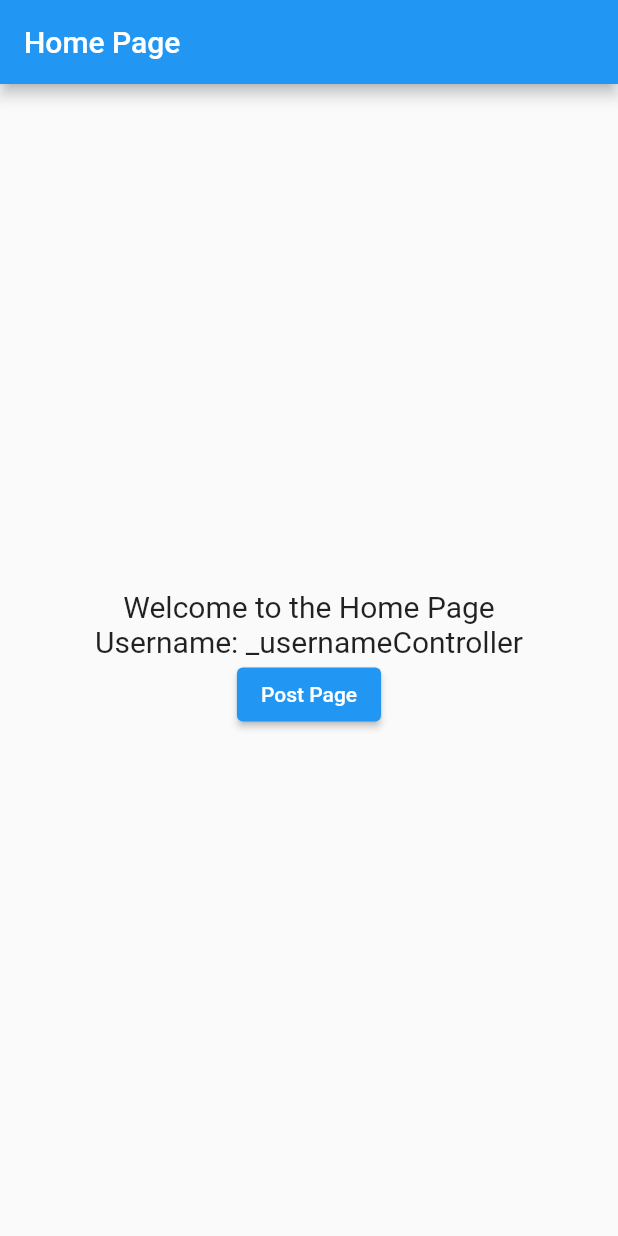
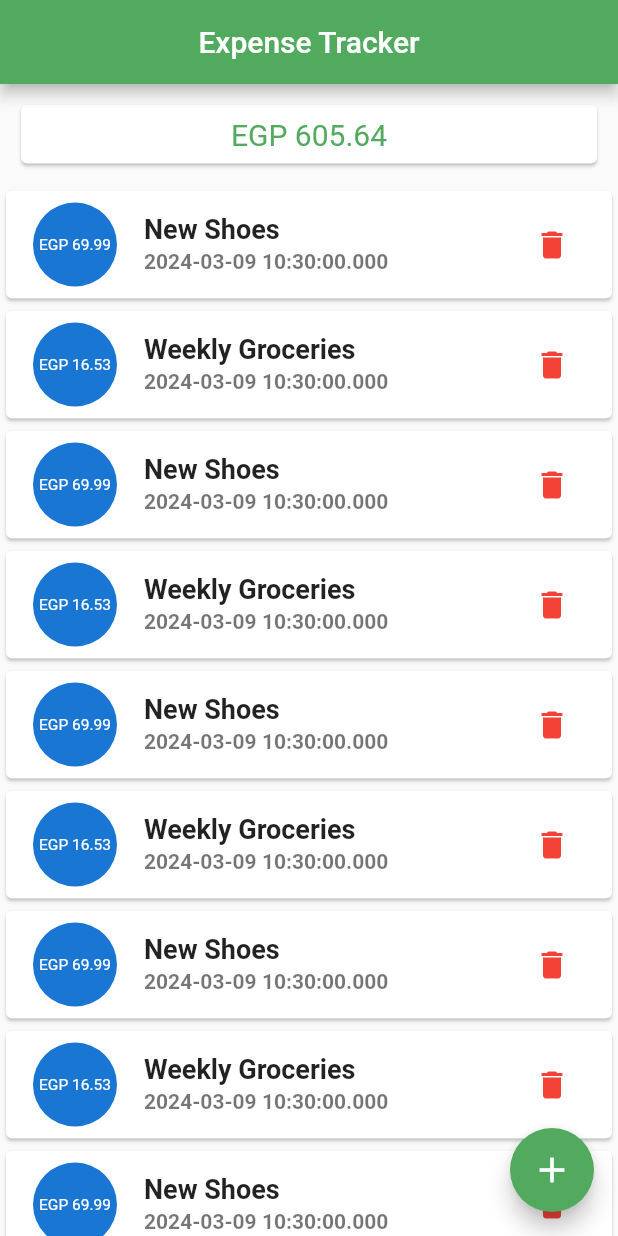
Before and after one commit to ibr14060/Expenses_Assignment3, a Flutter app: the screen it shows after launch, on a phone screen of 412 x 824 dp. Run offline on Flutter 3.47's test engine with Material 2 defaults, Android fonts, the phone set to English and light mode, and no system bars.

```diff
--- a/lib/HomePage.dart
+++ b/lib/HomePage.dart
@@ -1,44 +1,191 @@
 import 'dart:convert';
 import 'package:flutter/material.dart';
-
-//import 'PostPage.dart';
 
 class HomePage extends StatefulWidget {
   const HomePage({Key? key, required this.title, required this.username});
 
   final String title;
   final String username;
+
   @override
   State<HomePage> createState() => HomePageState();
 }
 
 class HomePageState extends State<HomePage> {
+  List<Map<String, dynamic>> expenses = [
+    {
+      'id': '1',
+      'title': 'New Shoes',
+      'amount': 69.99,
+      'date': DateTime.now(),
+    },
+    {
+      'id': '2',
+      'title': 'Weekly Groceries',
+      'amount': 16.53,
+      'date': DateTime.now(),
+    },
+    {
+      'id': '3',
+      'title': 'New Shoes',
+      'amount': 69.99,
+      'date': DateTime.now(),
+    },
+    {
+      'id': '4',
+      'title': 'Weekly Groceries',
+      'amount': 16.53,
+      'date': DateTime.now(),
+    },
+    {
+      'id': '5',
+      'title': 'New Shoes',
+      'amount': 69.99,
+      'date': DateTime.now(),
+    },
+    {
+      'id': '6',
+      'title': 'Weekly Groceries',
+      'amount': 16.53,
+      'date': DateTime.now(),
+    },
+    {
+      'id': '7',
+      'title': 'New Shoes',
+      'amount': 69.99,
+      'date': DateTime.now(),
+    },
+    {
+      'id': '8',
+      'title': 'Weekly Groceries',
+      'amount': 16.53,
+      'date': DateTime.now(),
+    },
+    {
+      'id': '9',
+      'title': 'New Shoes',
+      'amount': 69.99,
+      'date': DateTime.now(),
+    },
+    {
+      'id': '10',
+      'title': 'Weekly Groceries',
+      'amount': 16.53,
+      'date': DateTime.now(),
+    },
+    {
+      'id': '11',
+      'title': 'New Shoes',
+      'amount': 69.99,
+      'date': DateTime.now(),
+    },
+    {
+      'id': '12',
+      'title': 'Weekly Groceries',
+      'amount': 16.53,
+      'date': DateTime.now(),
+    },
+    {
+      'id': '13',
+      'title': 'New Shoes',
+      'amount': 69.99,
+      'date': DateTime.now(),
+    },
+    {
+      'id': '14',
+      'title': 'Weekly Groceries',
+      'amount': 16.53,
+      'date': DateTime.now(),
+    }
+  ];
+  double totalExpenses = 0.0;
+  void loopAndSet() {
+    setState(() {
+      totalExpenses = 0; // Reset total before calculating
+      for (Map<String, dynamic> expense in expenses) {
+        totalExpenses += expense['amount'];
+      }
+    });
+  }
+
   @override
   Widget build(BuildContext context) {
+    loopAndSet();
     return Scaffold(
       appBar: AppBar(
-        title: Text(widget.title),
+        title: const Text('Expense Tracker'),
+        centerTitle: true,
+        backgroundColor: const Color.fromRGBO(82, 170, 94, 1.0),
       ),
-      body: Center(
-          child: Column(
-        mainAxisAlignment: MainAxisAlignment.center,
+      body: Column(
         children: <Widget>[
-          Text(
-            'Welcome to the Home Page',
-            style: TextStyle(fontSize: 20),
+          Container(
+            margin: const EdgeInsets.all(10),
+            child: FractionallySizedBox(
+              widthFactor: 1.0,
+              child: Card(
+                child: Padding(
+                  padding: const EdgeInsets.all(8.0),
+                  child: Text('EGP ${totalExpenses.toStringAsFixed(2)}',
+                      style: TextStyle(
+                          fontSize: 20,
+                          color: const Color.fromRGBO(82, 170, 94, 1.0)),
+                      textAlign: TextAlign.center),
+                ),
+              ),
+            ),
           ),
-          Text(
-            'Username: ${widget.username}',
-            style: TextStyle(fontSize: 20),
-          ),
-          ElevatedButton(
-            onPressed: () {
-              Navigator.pushNamed(context, '/post');
-            },
-            child: Text('Post Page'),
+          Expanded(
+            child: ListView.builder(
+              itemCount: expenses.length,
+              itemBuilder: (BuildContext context, int index) {
+                return Card(
+                  child: ListTile(
+                    leading: CircleAvatar(
+                      radius: 30,
+                      child: Padding(
+                        padding: const EdgeInsets.all(6.0),
+                        child: FittedBox(
+                          child: Text('EGP ${expenses[index]['amount']}'),
+                        ),
+                      ),
+                    ),
+                    title: Text(
+                      expenses[index]['title'].toString(),
+                      style: const TextStyle(
+                        fontSize: 18,
+                        fontWeight: FontWeight.bold,
+                      ),
+                    ),
+                    subtitle: Text(
+                      expenses[index]['date'].toString(),
+                      style: const TextStyle(
+                        fontSize: 14,
+                        fontWeight: FontWeight.bold,
+                      ),
+                    ),
+                    trailing: IconButton(
+                      icon: const Icon(Icons.delete),
+                      color: Colors.red,
+                      onPressed: () {
+                        setState(() {
+                          expenses.removeAt(index);
+                        });
+                      },
+                    ),
+                  ),
+                );
+              },
+            ),
           ),
         ],
-      )),
+      ),
+      floatingActionButton: FloatingActionButton(
+        backgroundColor: const Color.fromRGBO(82, 170, 94, 1.0),
+        tooltip: 'Increment',
+        onPressed: () {},
+        child: const Icon(Icons.add, color: Colors.white, size: 28),
+      ),
     );
   }
 }
--- a/pubspec.yaml
+++ b/pubspec.yaml
@@ -30,7 +30,7 @@ environment:
 dependencies:
   flutter:
     sdk: flutter
-
+  flutter_hooks: ^0.16.0
 
   # The following adds the Cupertino Icons font to your application.
   # Use with the CupertinoIcons class for iOS style icons.
```
Also changed, not shown: pubspec.lock.
